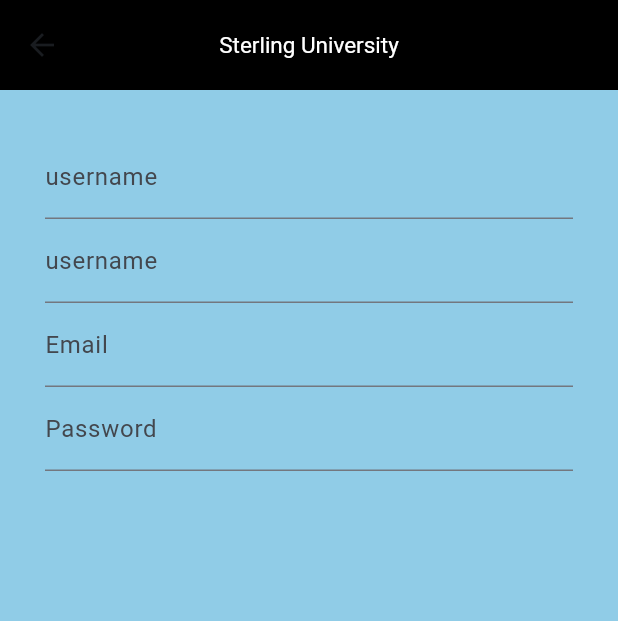
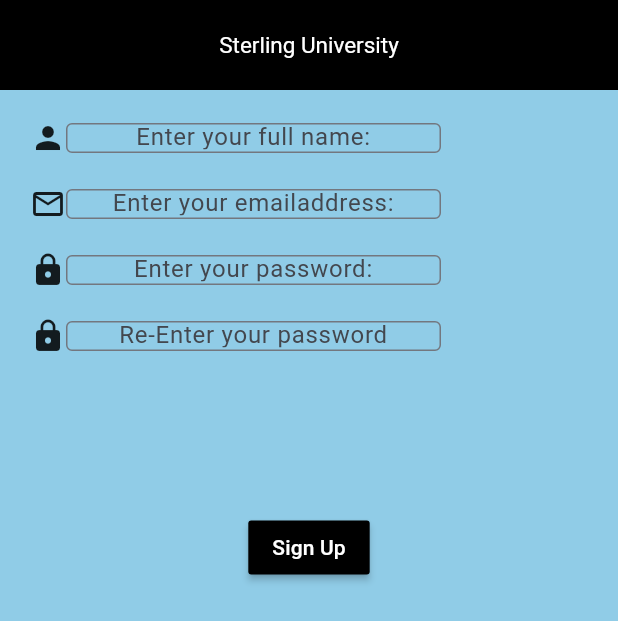
Before and after one commit to Drawins/Bonface, a Flutter app: the RegistrationScreen screen opened directly, on a phone screen of 412 x 824 dp. Shown: the top 621 px of the screen. Run offline on Flutter 3.47's test engine with Material 2 defaults, Android fonts, the phone set to English and light mode, and no system bars; Roboto replaces fonts that are missing (telephoneNumberLocalSuffix).

Commit message:
project5

```diff
--- a/university_app/lib/main.dart
+++ b/university_app/lib/main.dart
@@ -34,8 +34,8 @@ class MyApp extends StatelessWidget {
         useMaterial3: true,
 
       ),
-      home: HomeScreen(
-      ),
+      home: RegistrationScreen(
+      ),darkTheme: ThemeData.light(),
       // registration: RegistrationScreen(),
       debugShowCheckedModeBanner: false,
     );
--- a/university_app/lib/screens/home_screen.dart
+++ b/university_app/lib/screens/home_screen.dart
@@ -14,9 +14,9 @@ class HomeScreen extends StatelessWidget{
        fontSize: 15,
        ),
 
-        toolbarHeight: 60,
+        toolbarHeight: 50,
        ),
-        backgroundColor: Color.fromARGB(255, 144, 204, 231),
+        backgroundColor:const Color.fromARGB(255, 175, 219, 240),
 
    body:const Padding(
     padding:  EdgeInsets.all(30.0),
@@ -34,9 +34,10 @@ class HomeScreen extends StatelessWidget{
         hintStyle:  TextStyle(fontFamily: AutofillHints.telephoneNumberLocalSuffix),
         contentPadding:  EdgeInsets.all(0),
          border: OutlineInputBorder(
-        // borderRadius: BorderRadius.circular(400.0),
+
          borderSide:  BorderSide (width: 2)
          )
+
       ),
       maxLength: 10,
       minLines:1,
@@ -54,6 +55,7 @@ class HomeScreen extends StatelessWidget{
      Icon(Icons.https),
      SizedBox( width: 250, height: 30,
     child:  TextField(decoration: InputDecoration(
+      labelText: 'password',
       hintText: 'Enter your password',
        hintStyle:  TextStyle(fontFamily: AutofillHints.telephoneNumberLocalSuffix),
         contentPadding:  EdgeInsets.all(5),
@@ -91,7 +93,7 @@ Column(
 
     ],
   //  child: MaterialButton(onPressed: onPressed)
-
+  //  mainAxisAlignment: MainAxisAlignment.center,
    ),
    ),
   );
--- a/university_app/lib/screens/registraion_screen.dart
+++ b/university_app/lib/screens/registraion_screen.dart
@@ -20,41 +20,100 @@ class RegistrationScreen extends StatelessWidget{
         backgroundColor: Color.fromARGB(255, 144, 204, 231),
 
 
-     body: const Padding(padding: EdgeInsets.all(30.0),
+     body:  Padding(padding: EdgeInsets.all(20.0),
 
       child: Column(
 
         children: [
-          TextField(decoration: InputDecoration(
-            labelText: 'username',
-            hintText: 'Enter your first name',
+       const  Row(children: [
+     Icon(Icons.person),
+     SizedBox( width: 250, height: 20,
+    child:  TextField(decoration: InputDecoration(
+      hintText: 'Enter your full name:',
+       hintStyle:  TextStyle(fontFamily: AutofillHints.telephoneNumberLocalSuffix),
+        contentPadding:  EdgeInsets.all(5),
+         border: OutlineInputBorder(
+        // borderRadius: BorderRadius.circular(400.0),
+         borderSide:  BorderSide (width: 1)
+    ),
+    ),
+    textAlign: TextAlign.center,
+
+     )
+     ),
+     ],
+     ),
+    const SizedBox(height: 20,),
+     const    Row(children: [
+     Icon(Icons.email_outlined),
+     SizedBox( width: 250, height: 20,
+    child:  TextField(decoration: InputDecoration(
+      hintText: 'Enter your emailaddress:',
+       hintStyle:  TextStyle(fontFamily: AutofillHints.telephoneNumberLocalSuffix),
+        contentPadding:  EdgeInsets.all(5),
+         border: OutlineInputBorder(
+        // borderRadius: BorderRadius.circular(400.0),
+         borderSide:  BorderSide (width: 1)
+    ),
+    ),
+    textAlign: TextAlign.center,
+
+     )
+     ),
+     ],
 
      ),
-          ),
-          Column(children: [
-            TextField(decoration: InputDecoration(
-            labelText: 'username',
-            hintText: 'Enter your second name',
+      const   SizedBox(height: 20,),
+
+     const     Row(children: [
+     Icon(Icons.https),
+     SizedBox( width: 250, height: 20,
+    child:  TextField(decoration: InputDecoration(
+      hintText: 'Enter your password:',
+       hintStyle:  TextStyle(fontFamily: AutofillHints.telephoneNumberLocalSuffix),
+        contentPadding:  EdgeInsets.all(5),
+         border: OutlineInputBorder(
+        // borderRadius: BorderRadius.circular(400.0),
+         borderSide:  BorderSide (width: 1)
     ),
     ),
-          ]
+    textAlign: TextAlign.center,
+
+     )
      ),
-          Column(children: [
-            TextField(decoration: InputDecoration(
-            labelText: 'Email',
-            hintText: 'Enter your emailaddress',
+     ],
+     ),
+    const SizedBox(height: 20,),
+      const     Row(children: [
+     Icon(Icons.https),
+     SizedBox( width: 250, height: 20,
+    child:  TextField(decoration: InputDecoration(
+      hintText: 'Re-Enter your password',
+       hintStyle:  TextStyle(fontFamily: AutofillHints.telephoneNumberLocalSuffix),
+        contentPadding:  EdgeInsets.all(5),
+         border: OutlineInputBorder(
+        // borderRadius: BorderRadius.circular(400.0),
+         borderSide:  BorderSide (width: 0)
     ),
     ),
-           Column(children: [
-            TextField(decoration: InputDecoration(
-            labelText: 'Password',
-            hintText: 'Enter your password',
+    textAlign: TextAlign.center,
+
+     )
+     ),
+     ],
+     ),
+   const  SizedBox(height: 100),
+     Padding(  padding: const EdgeInsets.all(5) ,
+     child: MaterialButton(
+      minWidth: 5,
+      onPressed:(){}, color: Colors.black,
+
+      textColor: Colors.white,
+      hoverColor: Colors.grey,
+       child: const Text('Sign Up'),
          ),
          ),
-          ],
-          )
-          ],
-          )
+
         ],
 
 
```
Lines whose indentation alone changed are shown as unchanged.
